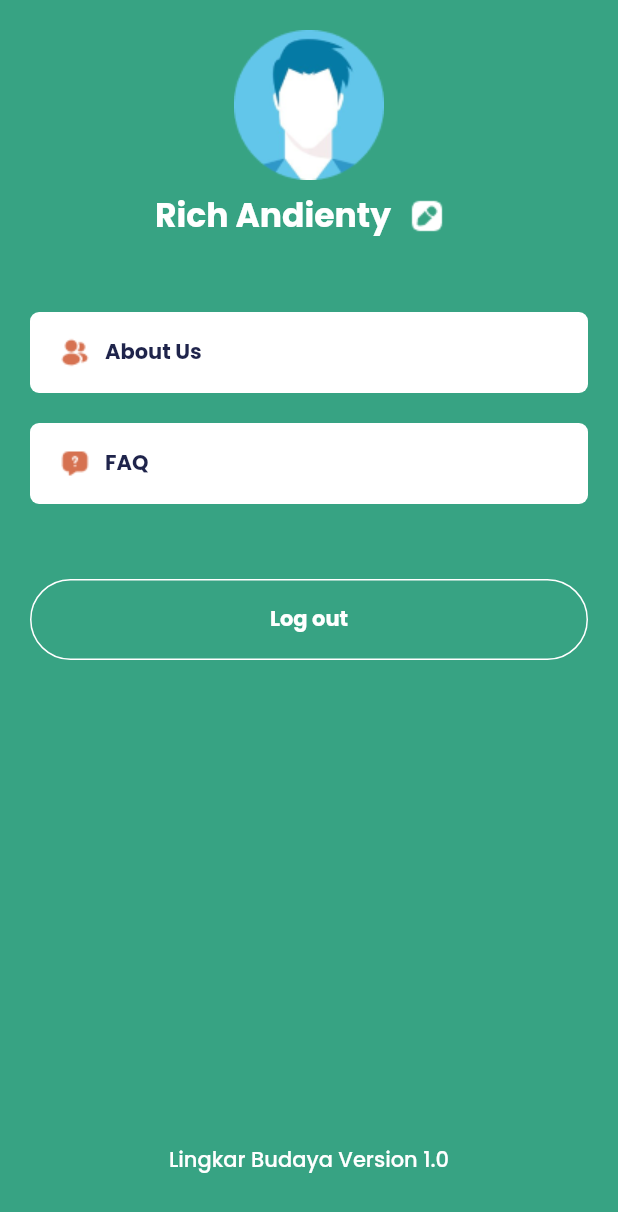
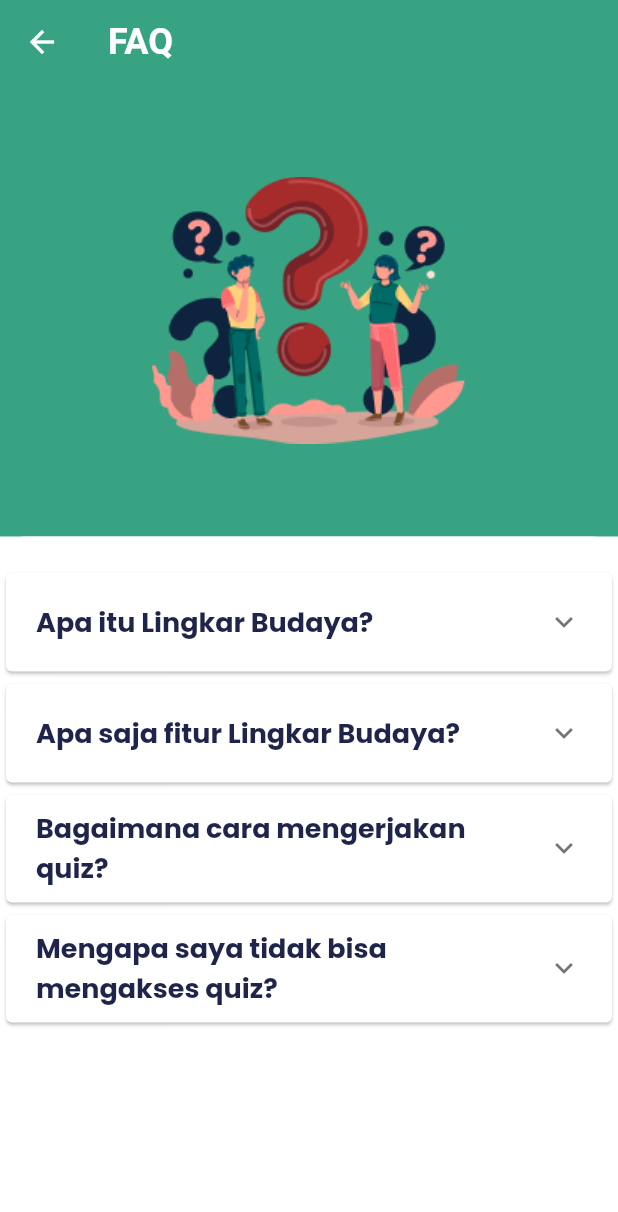
Before and after one commit to irhamnaufal8/lingkar_budaya, a Flutter app: the ProfileScreen screen opened by its route, after a tap on "FAQ", on a phone screen of 412 x 824 dp. Shown: the top 1212 px of the screen. Run offline on Flutter 3.47's test engine with Material 2 defaults, Android fonts, the phone set to English and light mode, and no system bars; our stand-ins replace flutter_svg.

Commit message:
[Feature] Create FAQ Screen

```diff
--- a/lib/common/Core/router.dart
+++ b/lib/common/Core/router.dart
@@ -3,6 +3,7 @@ import 'package:lingkar_budaya/feature/auth/auth_view.dart';
 import 'package:lingkar_budaya/feature/home/home_screen.dart';
 import 'package:lingkar_budaya/feature/navigation_bar/navigation_bar.dart';
 import 'package:lingkar_budaya/feature/onboarding/onboarding.dart';
+import 'package:lingkar_budaya/feature/profile/faq_screen.dart';
 import 'package:lingkar_budaya/feature/profile/profile_screen.dart';
 import 'package:lingkar_budaya/feature/testimoni/testimoni_screen.dart';
 
@@ -13,6 +14,7 @@ class AppRouter {
   static const home = '/home';
   static const profile = '/profile';
   static const testimoni = '/testimoni';
+  static const faq = '/faq';
 
   static Route<dynamic> generateRoute(RouteSettings settings) {
     switch (settings.name) {
@@ -26,11 +28,16 @@ class AppRouter {
       case navigationBar:
         return MaterialPageRoute(builder: (_) => AppNavigationBar());
       case home:
-        return MaterialPageRoute(builder: (_) => HomeScreen(() {currentTab = 1;}));
+        return MaterialPageRoute(
+            builder: (_) => HomeScreen(() {
+                  currentTab = 1;
+                }));
       case profile:
         return MaterialPageRoute(builder: (_) => ProfileScreen());
       case testimoni:
         return MaterialPageRoute(builder: (_) => TestimoniScreen());
+      case faq:
+        return MaterialPageRoute(builder: (_) => FAQScreen());
       default:
         final bool isRegistering = settings.arguments as bool;
         return MaterialPageRoute(
--- /dev/null
+++ b/lib/feature/profile/faq_screen.dart
@@ -0,0 +1,117 @@
+import 'package:flutter/material.dart';
+import 'package:lingkar_budaya/common/resources/colors.dart';
+import 'package:lingkar_budaya/common/resources/fonts.dart';
+
+class FAQ {
+  String question;
+  String answer;
+
+  FAQ({required this.question, required this.answer});
+}
+
+class FAQScreen extends StatefulWidget {
+  @override
+  State<FAQScreen> createState() => _FAQScreenState();
+}
+
+class _FAQScreenState extends State<FAQScreen> {
+  List<FAQ> data = [
+    FAQ(
+      question: 'Apa itu Lingkar Budaya?',
+      answer:
+          'Platform Lingkar Budaya merupakan sebuah platform yang dirancang untuk memudahkan seseorang dalam mengenal dan mempelajari kebudayaan Indonesia. Perangkat lunak berfokus pada visualisasi pembelajaran materi melalui artikel, video, forum, dan quiz.',
+    ),
+    FAQ(
+      question: 'Apa saja fitur Lingkar Budaya?',
+      answer:
+          'Terdapat beberapa fitur pembelajaran seperti artikel kebudayaan, video penjelsana serta quiz. Selain itu terdapat forum diskusi untuk sesama user.',
+    ),
+    FAQ(
+      question: 'Bagaimana cara mengerjakan quiz?',
+      answer:
+          'Pergi ke halaman pembelajaran lalu pilih menu quiz pada bagian akhir konten.',
+    ),
+    FAQ(
+      question: 'Mengapa saya tidak bisa mengakses quiz?',
+      answer:
+          'Untuk mengakses forum dan quiz anda diharuskan untuk login/ memiliki akun terlebih dahulu.',
+    ),
+  ];
+
+  @override
+  Widget build(BuildContext context) {
+    return Scaffold(
+      appBar: AppBar(
+        title: Text(
+          'FAQ',
+          style: TextStyle(
+              fontSize: 24, color: Colors.white, fontWeight: FontWeight.bold),
+        ),
+        backgroundColor: BaseColors.primaryGreen,
+        shadowColor: Colors.transparent,
+      ),
+      backgroundColor: Colors.white,
+      body: SingleChildScrollView(
+        child: Column(
+          children: [
+            Container(
+              color: BaseColors.primaryGreen,
+              width: double.infinity,
+              child: Padding(
+                padding: EdgeInsets.symmetric(horizontal: 70, vertical: 35),
+                child: Image.asset('assets/image/img_faq.png'),
+              ),
+            ),
+            Container(
+              width: double.infinity,
+              decoration: BoxDecoration(
+                color: Colors.white,
+                borderRadius: BorderRadius.only(
+                  topLeft: Radius.circular(16),
+                  topRight: Radius.circular(16),
+                ),
+              ),
+              child: Padding(
+                padding: const EdgeInsets.symmetric(vertical: 20),
+                child: Column(
+                  mainAxisAlignment: MainAxisAlignment.start,
+                  crossAxisAlignment: CrossAxisAlignment.start,
+                  children: List<Widget>.generate(data.length, (index) {
+                    return buildTile(data[index]);
+                  }),
+                ),
+              ),
+            ),
+          ],
+        ),
+      ),
+    );
+  }
+
+  Widget buildTile(FAQ data) {
+    return Card(
+      child: Card(
+        elevation: 0,
+        shadowColor: Colors.transparent,
+        child: ExpansionTile(
+          shape: RoundedRectangleBorder(
+            borderRadius: BorderRadius.all(Radius.circular(0)),
+          ),
+          title: Text(
+            data.question,
+            style: Poppins.bold(18),
+          ),
+          children: [
+            Padding(
+              padding: const EdgeInsets.symmetric(horizontal: 16, vertical: 16),
+              child: Text(
+                data.answer,
+                style: Poppins.regular(14),
+              ),
+            ),
+          ],
+        ),
+      ),
+    );
+  }
+}
--- a/lib/feature/profile/profile_screen.dart
+++ b/lib/feature/profile/profile_screen.dart
@@ -1,4 +1,5 @@
 import 'package:flutter/material.dart';
+import 'package:lingkar_budaya/common/Core/router.dart';
 import 'package:lingkar_budaya/common/resources/colors.dart';
 import 'package:lingkar_budaya/common/resources/fonts.dart';
 
@@ -13,37 +14,40 @@ class _ProfileScreenState extends State<ProfileScreen> {
     return Scaffold(
         backgroundColor: BaseColors.primaryGreen,
         body: SafeArea(
-        child: Padding(padding: EdgeInsets.symmetric(horizontal: 20),
-          child: Column(
-            mainAxisAlignment: MainAxisAlignment.start,
-            children: [
-              SizedBox(height: 20,),
-
+          child: Padding(
+            padding: EdgeInsets.symmetric(horizontal: 20),
+            child:
+                Column(mainAxisAlignment: MainAxisAlignment.start, children: [
+              SizedBox(
+                height: 20,
+              ),
               Image.asset(
                 'assets/icon/ic_default_avatar.png',
                 width: 100,
                 height: 100,
               ),
-
               Row(
                 mainAxisAlignment: MainAxisAlignment.center,
                 children: [
-                  Text('Rich Andienty', style: Poppins.bold(22, color: Colors.white),),
-
-                  IconButton(onPressed: () {
+                  Text(
+                    'Rich Andienty',
+                    style: Poppins.bold(22, color: Colors.white),
+                  ),
+                  IconButton(
+                      onPressed: () {
                         print('edit tapped');
-                  }, icon: Image.asset(
+                      },
+                      icon: Image.asset(
                         'assets/icon/ic_white-edit.png',
                         width: 24,
                         height: 24,
                         fit: BoxFit.fitWidth,
-                    )
-                  )
+                      ))
                 ],
               ),
-
-              SizedBox(height: 40,),
-
+              SizedBox(
+                height: 40,
+              ),
               Container(
                 height: 54,
                 width: double.infinity,
@@ -54,9 +58,7 @@ class _ProfileScreenState extends State<ProfileScreen> {
                 child: Material(
                   color: Colors.transparent,
                   child: InkWell(
-                    onTap: () {
-
-                    },
+                      onTap: () {},
                       borderRadius: BorderRadius.circular(6),
                       splashColor: Colors.grey.withOpacity(0.7),
                       child: Padding(
@@ -69,17 +71,21 @@ class _ProfileScreenState extends State<ProfileScreen> {
                               width: 20,
                               height: 20,
                             ),
-                          SizedBox(width: 10,),
-                          Text('About Us', style: Poppins.bold(14),)
+                            SizedBox(
+                              width: 10,
+                            ),
+                            Text(
+                              'About Us',
+                              style: Poppins.bold(14),
+                            )
                           ],
                         ),
-                    )
+                      )),
                 ),
               ),
+              SizedBox(
+                height: 20,
               ),
-
-                SizedBox(height: 20,),
-
               Container(
                 height: 54,
                 width: double.infinity,
@@ -91,7 +97,7 @@ class _ProfileScreenState extends State<ProfileScreen> {
                   color: Colors.transparent,
                   child: InkWell(
                       onTap: () {
-
+                        Navigator.of(context).pushNamed(AppRouter.faq);
                       },
                       borderRadius: BorderRadius.circular(6),
                       splashColor: Colors.grey.withOpacity(0.7),
@@ -105,25 +111,28 @@ class _ProfileScreenState extends State<ProfileScreen> {
                               width: 20,
                               height: 20,
                             ),
-                          SizedBox(width: 10,),
-                          Text('FAQ', style: Poppins.bold(14),)
+                            SizedBox(
+                              width: 10,
+                            ),
+                            Text(
+                              'FAQ',
+                              style: Poppins.bold(14),
+                            )
                           ],
                         ),
-                    )
+                      )),
                 ),
               ),
+              SizedBox(
+                height: 50,
               ),
-
-                SizedBox(height: 50,),
-
               Container(
                 height: 54,
                 width: double.infinity,
                 decoration: BoxDecoration(
                     borderRadius: BorderRadius.circular(50),
                     border: Border.all(color: Colors.white),
-                    color: Colors.transparent
-                  ),
+                    color: Colors.transparent),
                 child: InkWell(
                   onTap: () {
                     Navigator.popUntil(context, (route) => route.isFirst);
@@ -131,22 +140,26 @@ class _ProfileScreenState extends State<ProfileScreen> {
                   borderRadius: BorderRadius.circular(50),
                   splashColor: Colors.grey.withOpacity(0.7),
                   child: Center(
-                      child: Text('Log out', style: Poppins.bold(14, color: Colors.white),),
+                    child: Text(
+                      'Log out',
+                      style: Poppins.bold(14, color: Colors.white),
                     ),
                   ),
                 ),
-
+              ),
               Expanded(
                   child: Align(
                 alignment: Alignment.bottomCenter,
-                    child: Text('Lingkar Budaya Version 1.0', style: Poppins.medium(14, color: Colors.white),),
+                child: Text(
+                  'Lingkar Budaya Version 1.0',
+                  style: Poppins.medium(14, color: Colors.white),
+                ),
+              )),
+              SizedBox(
+                height: 40,
               )
-                ),
-
-                SizedBox(height: 40,)
             ]),
           ),
-        )
-        );
+        ));
   }
 }
--- a/lib/feature/testimoni/testimoni_screen.dart
+++ b/lib/feature/testimoni/testimoni_screen.dart
@@ -280,6 +280,7 @@ class _TestimoniScreenState extends State<TestimoniScreen> {
                             (reviewData.comment ?? "").isEmpty,
                         onTap: () {
                           Navigator.pop(context);
+                          _showDialog();
                         },
                       )
                     ],
@@ -290,4 +291,46 @@ class _TestimoniScreenState extends State<TestimoniScreen> {
           });
         });
   }
+
+  void _showDialog() {
+    showDialog(
+      context: context,
+      builder: (BuildContext context) {
+        return AlertDialog(
+          alignment: Alignment.center,
+          icon: Icon(
+            Icons.task_alt,
+            size: 80,
+          ),
+          iconColor: Colors.green,
+          shape: RoundedRectangleBorder(
+            borderRadius: BorderRadius.circular(20),
+          ),
+          title: Text(
+            'Testimoni Berhasil Terkirim!',
+            style: Poppins.bold(20),
+            textAlign: TextAlign.center,
+          ),
+          content: Text(
+            'Testimoni kamu berhasil di posting, klik Okay untuk menutup.',
+            style: Poppins.regular(14),
+            textAlign: TextAlign.center,
+          ),
+          insetPadding: EdgeInsets.all(20),
+          contentPadding: EdgeInsets.symmetric(horizontal: 20, vertical: 8),
+          actions: <Widget>[
+            Padding(
+              padding: const EdgeInsets.only(left: 8, right: 8, bottom: 8),
+              child: PrimaryButton(
+                text: "Okay",
+                onTap: () {
+                  Navigator.pop(context);
+                },
+              ),
+            )
+          ],
+        );
+      },
+    );
+  }
 }
```
Also changed, not shown: assets/image/img_faq.png (added), 19 other files. Lines whose indentation alone changed are shown as unchanged.
